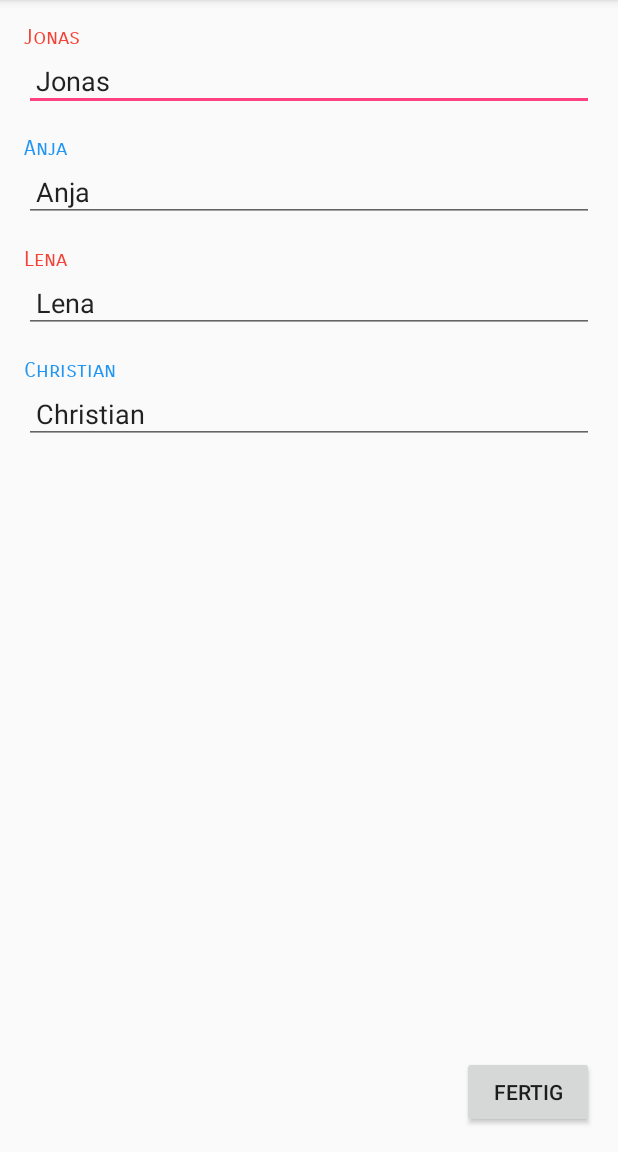
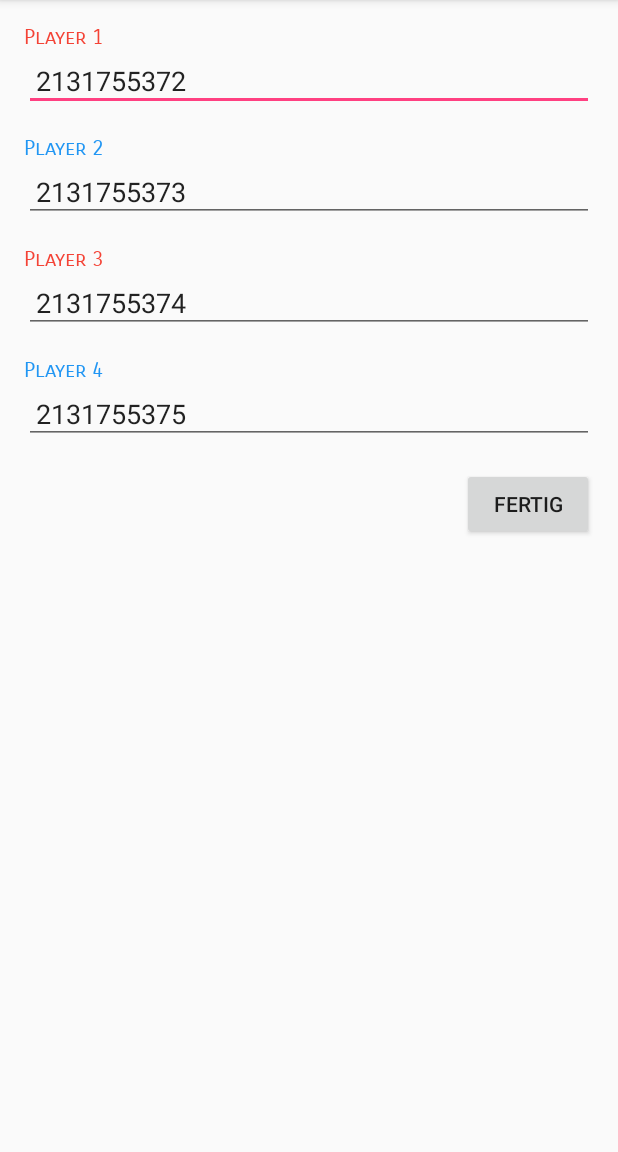
Before and after one commit to jomaway/Tichu-Score-Counter, an Android app: the screen it shows after launch (SetPlayersActivity), in the options menu, after a tap on "Set Players", on a phone screen of 412 x 824 dp, the part 84-1236 px from its top. Run offline under Robolectric (Android 15) with nearby library versions, the phone set to English and light mode, and no system bars.

Commit message:
fix setPlayer ( names, scrollview, snyc, save& load )

```diff
--- a/app/src/main/java/de/jomaway/tichuscorecounter/MainActivity.java
+++ b/app/src/main/java/de/jomaway/tichuscorecounter/MainActivity.java
@@ -24,8 +24,13 @@ public class MainActivity extends AppCompatActivity {
     private static final int PLAYER_ACTIONBAR_PLAYER_TAG = 33;
     private static final int ROUND_POINT_REQUEST = 968;
     private static final int SET_PLAYERS_REQUEST = 250;
-    private static final String TEAM_A_GAMESCORE = "gamescoreTeamA";
-    private static final String TEAM_B_GAMESCORE = "gamescoreTeamB";
+    private static final String TEAM_A_GAMESCORE = "pref_gamescoreTeamA";
+    private static final String TEAM_B_GAMESCORE = "pref_gamescoreTeamB";
+    private static final String PLAYER1_NAME = "pref_player1name";
+    private static final String PLAYER2_NAME = "pref_player2name";
+    private static final String PLAYER3_NAME = "pref_player3name";
+    private static final String PLAYER4_NAME = "pref_player4name";
+
 
     // MARK: Model
     // Views
@@ -89,6 +94,10 @@ public class MainActivity extends AppCompatActivity {
                 return true;
             case R.id.menu_setPlayers:
                 Intent intent = new Intent(this, SetPlayersActivity.class);
+                intent.putExtra(SetPlayersActivity.EXTRA_PLAYER1,player1_name);
+                intent.putExtra(SetPlayersActivity.EXTRA_PLAYER2,player2_name);
+                intent.putExtra(SetPlayersActivity.EXTRA_PLAYER3,player3_name);
+                intent.putExtra(SetPlayersActivity.EXTRA_PLAYER4,player4_name);
                 startActivityForResult(intent, SET_PLAYERS_REQUEST);
                 return true;
             default:
@@ -193,19 +202,32 @@ public class MainActivity extends AppCompatActivity {
         Log.i(TAG,"total score saved");
         SharedPreferences gamescore = getPreferences(MODE_PRIVATE);
         SharedPreferences.Editor editor = gamescore.edit();
+        //save score
         editor.putInt(TEAM_A_GAMESCORE, totalScore_TeamA);
         editor.putInt(TEAM_B_GAMESCORE, totalScore_TeamB);
-
+        // save Player names
+        editor.putString(PLAYER1_NAME, player1_name);
+        editor.putString(PLAYER2_NAME, player2_name);
+        editor.putString(PLAYER3_NAME, player3_name);
+        editor.putString(PLAYER4_NAME, player4_name);
         // Commit the edits
         editor.commit();
     }
     private void loadGame() {
         Log.i(TAG,"previous score loaded");
+        // Set SharedPreferences
         SharedPreferences gamescore = getPreferences(MODE_PRIVATE);
+        //load score
         totalScore_TeamA = gamescore.getInt(TEAM_A_GAMESCORE,0);
         totalScore_TeamB = gamescore.getInt(TEAM_B_GAMESCORE,0);
+        // load players
+        player1_name = gamescore.getString(PLAYER1_NAME, String.valueOf(R.string.player_1));
+        player2_name = gamescore.getString(PLAYER2_NAME,String.valueOf(R.string.player_2));
+        player3_name = gamescore.getString(PLAYER3_NAME, String.valueOf(R.string.player_3));
+        player4_name = gamescore.getString(PLAYER4_NAME,String.valueOf(R.string.player_4));
         // Update the screen and set a toast to notify the user
         updateTotalScore();
+        updatePlayerNames();
         Toast.makeText(this, R.string.toast_load_game,Toast.LENGTH_SHORT).show();
     }
 
@@ -225,6 +247,7 @@ public class MainActivity extends AppCompatActivity {
         player2.setText(player2_name);
         player3.setText(player3_name);
         player4.setText(player4_name);
+        saveGame();
     }
 
     // MARK: Methods that get called by User interaction
--- a/app/src/main/java/de/jomaway/tichuscorecounter/SetPlayersActivity.java
+++ b/app/src/main/java/de/jomaway/tichuscorecounter/SetPlayersActivity.java
@@ -7,6 +7,11 @@ import android.util.Log;
 import android.view.View;
 import android.widget.EditText;
 
+import static android.R.attr.data;
+import static de.jomaway.tichuscorecounter.R.id.player1_name;
+import static de.jomaway.tichuscorecounter.R.id.player2_name;
+import static de.jomaway.tichuscorecounter.R.id.player3_name;
+import static de.jomaway.tichuscorecounter.R.id.player4_name;
 import static de.jomaway.tichuscorecounter.SetRoundPointsActivity.EXTRA_TEAM_A_SCORE;
 import static de.jomaway.tichuscorecounter.SetRoundPointsActivity.EXTRA_TEAM_B_SCORE;
 
@@ -33,6 +38,12 @@ public class SetPlayersActivity extends AppCompatActivity {
         player2 = (EditText) findViewById(R.id.player2_edit);
         player3 = (EditText) findViewById(R.id.player3_edit);
         player4 = (EditText) findViewById(R.id.player4_edit);
+
+        Intent intent = getIntent();
+        player1.setText(intent.getStringExtra(EXTRA_PLAYER1));
+        player2.setText(intent.getStringExtra(EXTRA_PLAYER2));
+        player3.setText(intent.getStringExtra(EXTRA_PLAYER3));
+        player4.setText(intent.getStringExtra(EXTRA_PLAYER4));
     }
 
     public void done(View view){
--- a/app/src/main/res/layout/activity_set_players.xml
+++ b/app/src/main/res/layout/activity_set_players.xml
@@ -1,15 +1,19 @@
 <?xml version="1.0" encoding="utf-8"?>
-<LinearLayout xmlns:android="http://schemas.android.com/apk/res/android"
+<ScrollView xmlns:android="http://schemas.android.com/apk/res/android"
     xmlns:tools="http://schemas.android.com/tools"
     android:id="@+id/activity_set_players"
     android:layout_width="match_parent"
     android:layout_height="match_parent"
-    android:orientation="vertical"
     android:paddingBottom="@dimen/activity_vertical_margin"
     android:paddingLeft="@dimen/activity_horizontal_margin"
     android:paddingRight="@dimen/activity_horizontal_margin"
     android:paddingTop="@dimen/activity_vertical_margin"
     tools:context="de.jomaway.tichuscorecounter.SetPlayersActivity">
+
+    <LinearLayout
+        android:layout_width="match_parent"
+        android:layout_height="match_parent"
+        android:orientation="vertical">
 
         <TextView
             android:layout_width="match_parent"
@@ -82,5 +86,5 @@
             android:layout_gravity="right"
             android:onClick="done"
             android:text="@string/btn_done" />
-
     </LinearLayout>
+</ScrollView>
--- a/app/src/main/res/menu/menu_main.xml
+++ b/app/src/main/res/menu/menu_main.xml
@@ -6,10 +6,9 @@
 
     <item
         android:id="@+id/menu_newGame"
-        android:icon="@drawable/ic_check_24dp"
         android:orderInCategory="100"
         android:title="@string/menu_new_game"
-        app:showAsAction="always" />
+        app:showAsAction="never" />
     <item
         android:id="@+id/menu_setPlayers"
         android:orderInCategory="200"
--- a/app/src/main/res/values/strings.xml
+++ b/app/src/main/res/values/strings.xml
@@ -6,10 +6,10 @@
     <string name="team_score_A">0</string>
     <string name="team_score_B">0</string>
 
-    <string name="player_1">Jonas</string>
-    <string name="player_2">Anja</string>
-    <string name="player_3">Lena</string>
-    <string name="player_4">Christian</string>
+    <string name="player_1">Player 1</string>
+    <string name="player_2">Player 2</string>
+    <string name="player_3">Player 3</string>
+    <string name="player_4">Player 4</string>
 
     <string name="btn_tichu">T</string>
     <string name="btn_great_tichu">GT</string>
```
Lines whose indentation alone changed are shown as unchanged.
